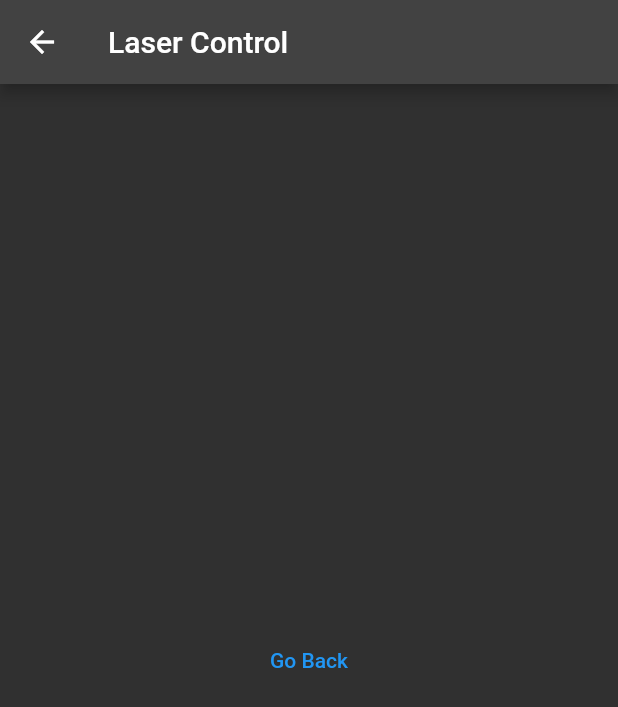
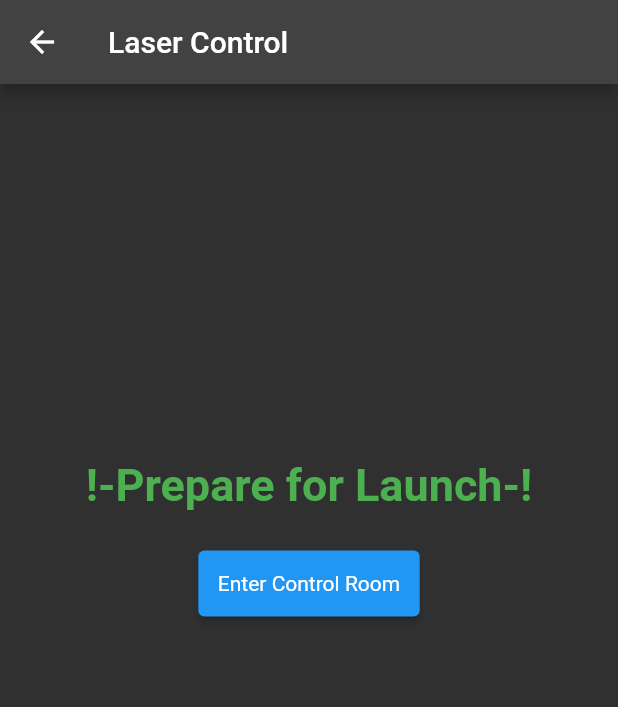
Before and after one commit to whipplejohn/StarGuide, a Flutter app: the LaserControl screen opened directly, on a phone screen of 412 x 824 dp. Shown: the top 707 px of the screen. Run offline on Flutter 3.47's test engine with Material 2 defaults, Android fonts, the phone set to English and light mode, and no system bars.

Commit message:
Update main.dart
added connection to web server

```diff
--- a/App/lib/main.dart
+++ b/App/lib/main.dart
@@ -1,8 +1,17 @@
 import 'package:flutter/material.dart';
-
+import 'package:url_launcher/url_launcher.dart';
 
 void main() {
   runApp(const StarGuide());
+}
+
+_launchURLBrowser() async {
+  var url = Uri.parse("http://192.168.4.1");
+  if (await canLaunchUrl(url)) {
+    await launchUrl(url);
+  } else {
+    throw 'Could not launch $url';
+  }
 }
 
 class StarGuide extends StatelessWidget {
@@ -19,7 +28,6 @@ class StarGuide extends StatelessWidget {
         primaryColorLight: const Color(0xff03203C),
         primaryColorDark: const Color(0xff242B2E),
       ),
-
       home: const MyHomePage(title: 'Laser Star Guide'),
     );
   }
@@ -44,14 +52,11 @@ class MyHomePage extends StatefulWidget {
 }
 
 class _MyHomePageState extends State<MyHomePage> with TickerProviderStateMixin {
-
   @override
   Widget build(BuildContext context) {
-
     //final ButtonStyle style = TextButton.styleFrom(
     //    foregroundColor: Theme.of(context).colorScheme.onPrimary,
     //);
-
 
     return Scaffold(
       appBar: AppBar(
@@ -59,18 +64,14 @@ class _MyHomePageState extends State<MyHomePage> with TickerProviderStateMixin {
         // the App.build method, and use it to set our appbar title.
         title: Text(widget.title),
         actions: <Widget>[
-
           IconButton(
-
               icon: (const Icon(Icons.bluetooth_audio_outlined)),
               onPressed: () {
                 Navigator.push(context, MaterialPageRoute(builder: (context) {
                   return const LaserControl(title: 'Laser Control');
                 }));
               },
-            tooltip: 'Laser Control'
-              ),
-
+              tooltip: 'Laser Control'),
           IconButton(
             alignment: Alignment.center,
             icon: (const Icon(Icons.info_outline_sharp)),
@@ -80,8 +81,6 @@ class _MyHomePageState extends State<MyHomePage> with TickerProviderStateMixin {
               }));
             },
           ),
-
-
         ],
       ),
       // This trailing comma makes auto-formatting nicer for build methods.
@@ -99,29 +98,54 @@ class LaserControl extends StatefulWidget {
   State<LaserControl> createState() => LaserControlState();
 }
 
-
-
 //This is the class for The Laser Device Control page
 class LaserControlState extends State<LaserControl> {
-
   @override
   Widget build(BuildContext context) {
     return Scaffold(
       appBar: AppBar(
         title: Text(widget.title),
       ),
-      body: Center(
-        child: TextButton(
-          onPressed: () {
-            Navigator.pop(context);
-          },
-          child: const Text('Go Back'),
+      body: SafeArea(
+        child: Center(
+          child: Column(
+            children: [
+              Container(
+                height: 250.0,
+              ),
+              const Text(
+                '!-Prepare for Launch-!',
+                style: TextStyle(
+                  fontSize: 30.0,
+                  color: Colors.green,
+                  fontWeight: FontWeight.bold,
+                ),
+              ),
+              Container(
+                height: 20.0,
+              ),
+              ElevatedButton(
+                onPressed: _launchURLBrowser,
+                style: ButtonStyle(
+                  padding: MaterialStateProperty.all(const EdgeInsets.all(5.0)),
+                  textStyle: MaterialStateProperty.all(
+                    const TextStyle(color: Colors.black),
+                  ),
+                ),
+                // textColor: Colors.black,
+                // padding: const EdgeInsets.all(5.0),
+                child: const Text('Enter Control Room'),
+              ),
+              Container(
+                height: 20.0,
+              ),
+            ],
+          ),
         ),
       ),
     );
   }
 }
-//test
 
 //This is the class for The Constellation Information page
 class ConstellationInfo extends StatelessWidget {
```
Lines whose indentation alone changed are shown as unchanged.
